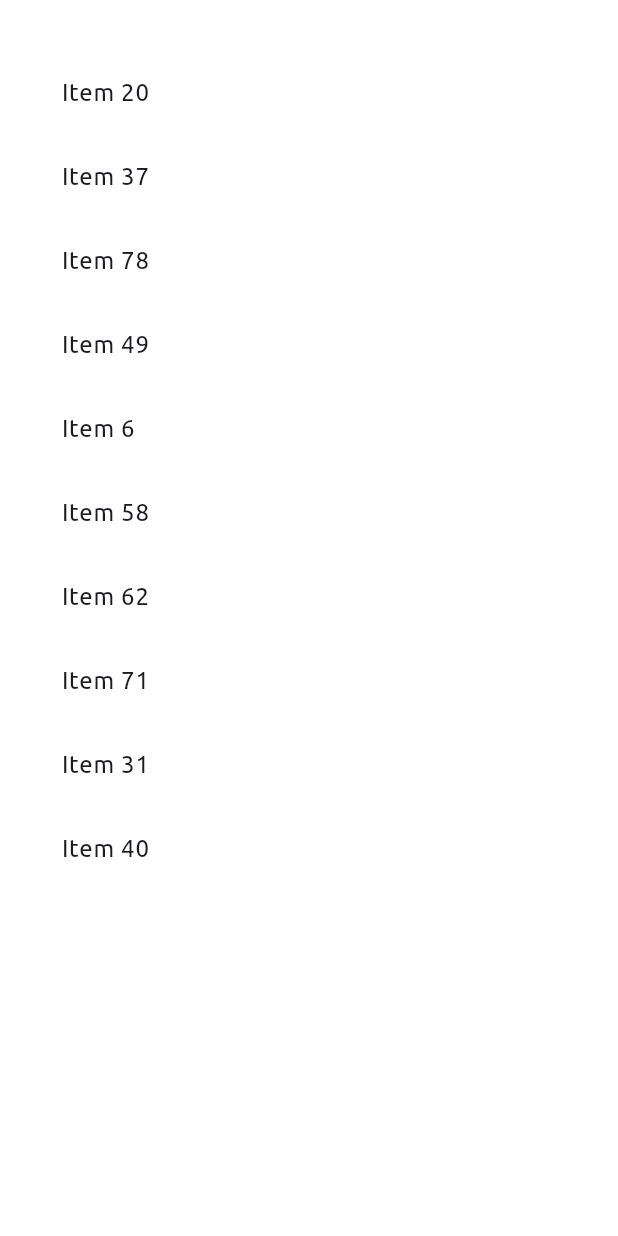
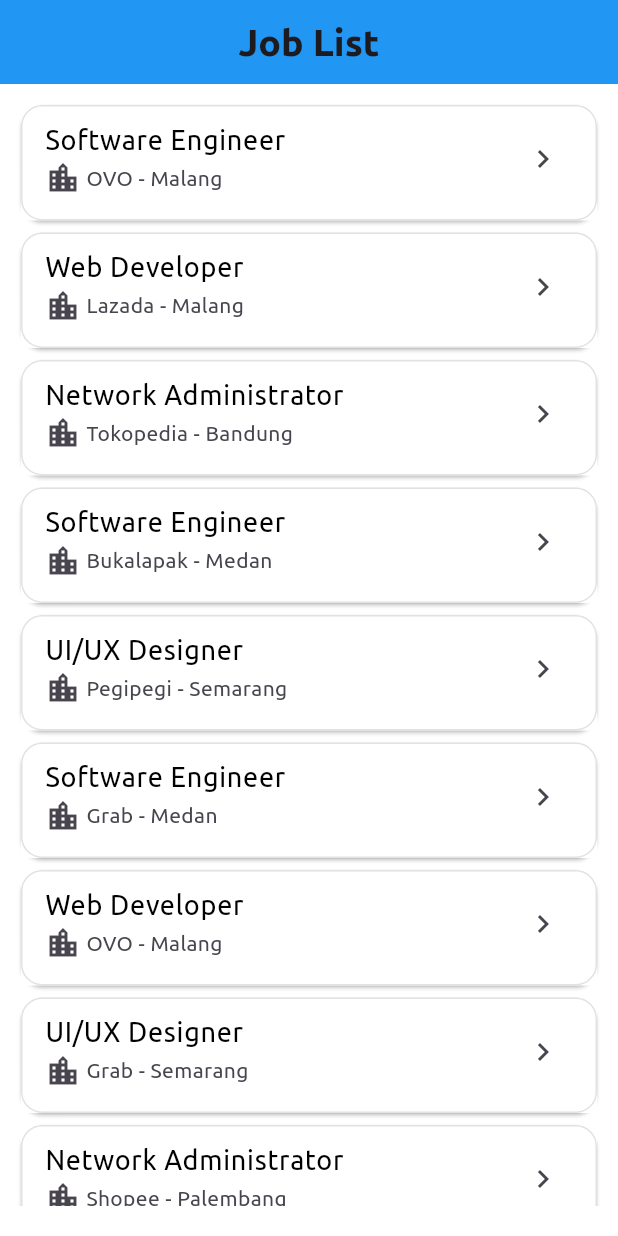
Before and after one commit to GungIndi/flutter-mobile-app, a Flutter app: the WelcomeScreen screen opened directly, on a phone screen of 412 x 824 dp. Run offline on Flutter 3.47's test engine with Material 3 defaults, Android fonts, the phone set to English and light mode, and no system bars; project files that could hold a hidden picture were left out.

Commit message:
update screens and add list

```diff
--- a/lib/constants.dart
+++ b/lib/constants.dart
@@ -9,16 +9,52 @@ Color secondaryButtonColor = Color(0x218bf5);
 Color secondaryButtonTextColor = Color(0xffe6e1ff);
 Color InputField = Color(0xfff1f1f5);
 
-TextStyle primaryButtonTextStyle = TextStyle(
-  color: primaryButtonTextColor,
-  fontSize: 20,
-  fontFamily: 'Ubuntu',
-  fontWeight: FontWeight.bold
-);
+class Job {
+  final String title;
+  final String company;
+  final String location;
 
-TextStyle secondaryButtonTextStyle = TextStyle(
-  color: secondaryButtonTextColor,
-  fontSize: 20,
-  fontFamily: 'Ubuntu',
-  fontWeight: FontWeight.bold
-);
+
+  Job({
+    required this.title,
+    required this.company,
+    required this.location,
+  });
+}
+
+List<String> titles = [
+  'Software Engineer',
+  'Data Analyst',
+  'Network Administrator',
+  'IT Support Specialist',
+  'UI/UX Designer',
+  'Database Administrator',
+  'Cybersecurity Analyst',
+  'Cloud Engineer',
+  'Mobile App Developer',
+  'Web Developer',
+];
+List<String> companies = [
+  'Gojek',
+  'Tokopedia',
+  'Traveloka',
+  'Bukalapak',
+  'Shopee',
+  'Grab',
+  'Lazada',
+  'OVO',
+  'Pegipegi',
+  'Zalora',
+];
+List<String> locations = [
+  'Jakarta',
+  'Bandung',
+  'Surabaya',
+  'Semarang',
+  'Medan',
+  'Yogyakarta',
+  'Palembang',
+  'Makassar',
+  'Malang',
+  'Denpasar',
+];
--- a/lib/main.dart
+++ b/lib/main.dart
@@ -7,8 +7,6 @@ void main() {
 
 class MyApp extends StatelessWidget {
   const MyApp({super.key});
-
-  // This widget is the root of your application.
   @override
   Widget build(BuildContext context) {
     return MaterialApp(
--- a/lib/screens/home_screen.dart
+++ b/lib/screens/home_screen.dart
@@ -1,4 +1,3 @@
-import 'package:flutter/cupertino.dart';
 import 'package:flutter/material.dart';
 import 'package:project_1/screens/login_screen.dart';
 import 'package:project_1/screens/signup_screen.dart';
@@ -16,7 +15,7 @@ class HomeScreen extends StatelessWidget {
         child: Column(
           children:[
             Padding(
-              padding: const EdgeInsets.fromLTRB(25, 33, 25 ,20),
+              padding: const EdgeInsets.fromLTRB(25, 75, 25 ,20),
               child: Column(
                 crossAxisAlignment: CrossAxisAlignment.start,
                 children: [
--- a/lib/screens/welcome_screen.dart
+++ b/lib/screens/welcome_screen.dart
@@ -1,38 +1,93 @@
 import 'package:flutter/material.dart';
+import 'package:project_1/constants.dart';
 import 'dart:math';
 
-class WelcomeScreen extends StatelessWidget{
-  const WelcomeScreen({super.key});
+import 'package:project_1/screens/signup_screen.dart';
+
+class WelcomeScreen extends StatelessWidget {
+  const WelcomeScreen({Key? key});
   static String id = 'welcome_screen';
 
-  List<String> generateRandomList(int length) {
-    List<String> randomList = [];
+  List<Job> generateRandomJob(int length) {
+    List<Job> jobs = [];
     Random random = Random();
     for (int i = 0; i < length; i++) {
-      randomList.add('Item ${random.nextInt(100)}');
+      String title = titles[random.nextInt(titles.length)];
+      String company = companies[random.nextInt(companies.length)];
+      String location = locations[random.nextInt(locations.length)];
+
+      jobs.add(Job(
+        title: title,
+        company: company,
+        location: location));
     }
-    return randomList;
+    return jobs;
   }
 
   @override
-  Widget build(BuildContext context){
-    List<String> randomList = generateRandomList(10);
+  Widget build(BuildContext context) {
+    List<Job> jobs = generateRandomJob(50);
     return Scaffold(
       backgroundColor: Colors.white,
+      appBar: AppBar(
+        title: Text('Job List', style: TextStyle(fontSize: 25, fontWeight: FontWeight.w600)),
+        centerTitle: true,
+        backgroundColor: Colors.blue,
+        elevation: 0,
+        automaticallyImplyLeading: false,
+      ),
       body: SafeArea(
         child: Padding(
-          padding: const EdgeInsets.fromLTRB(25, 33, 25 ,20),
-          child: Center(
-            child: ListView.builder(
-              itemCount: randomList.length,
-              itemBuilder: (context, index) {
-                return ListTile(
-                  title: Text(randomList[index]),
-                );
-              },
-            )
+          padding: const EdgeInsets.fromLTRB(10, 10, 10, 20),
+          child: Column(
+            crossAxisAlignment: CrossAxisAlignment.start,
+            children: [
+              Expanded(
+                child: ListView.builder(
+                  itemCount: jobs.length,
+                  itemBuilder: (context, index) {
+                    return Card(
+                      shape: RoundedRectangleBorder(
+                        borderRadius: BorderRadius.circular(14),
+                        side: BorderSide(
+                          color: Colors.grey.withOpacity(0.3),
+                          width: 1,
+                        ),
+                      ),
+                      child: Container(
+                        decoration: BoxDecoration(color: Colors.white),
+                        child: Padding(
+                          padding: const EdgeInsets.only(bottom: 5.0),
+                          child: ListTile(
+                            title: Text(
+                              jobs[index].title,
+                              style: TextStyle(
+                                fontSize: 18,
+                                color: Colors.black,
+                                fontWeight: FontWeight.w500,
+                              ),
+                            ),
+                            subtitle: Row( children: <Widget>[
+                              Icon(Icons.location_city_outlined),
+                              Text(' ${jobs[index].company} - ${jobs[index].location}'),
+                              ],
+                            ),
+                            trailing: GestureDetector(
+                              onTap: () {},
+                              child: Icon(
+                                Icons.keyboard_arrow_right_outlined
+                              ),
+                            ),
+                          ),
+                        ),
+                      ),
+                    );
+                  },
+                ),
+              ),
+            ],
           ),
-        )
+        ),
       ),
     );
   }
```
Also changed, not shown: flutter_01.png (deleted).
